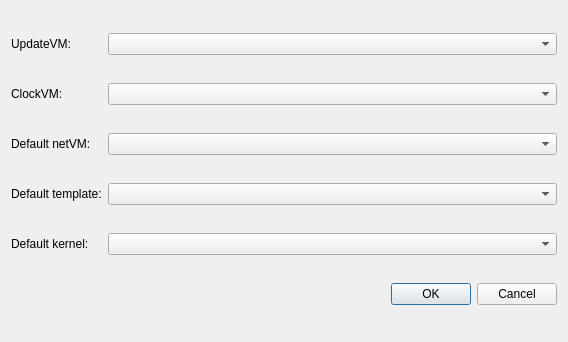
Above: globalsettingsdlg.ui from QubesOS/qubes-manager before the change. Below: the same form after it.
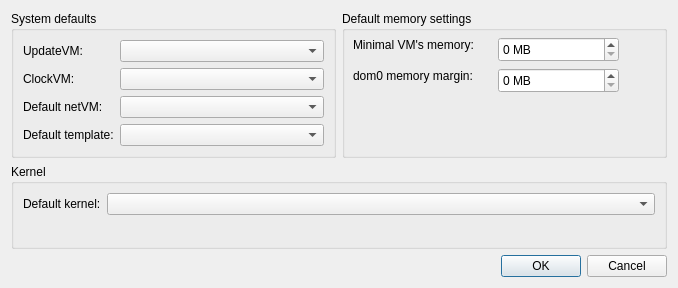
That is the form after the change.

```diff
--- a/globalsettingsdlg.ui
+++ b/globalsettingsdlg.ui
@@ -6,8 +6,8 @@
    <rect>
     <x>0</x>
     <y>0</y>
-    <width>568</width>
-    <height>342</height>
+    <width>678</width>
+    <height>288</height>
    </rect>
   </property>
   <property name="windowTitle">
@@ -15,6 +15,12 @@
   </property>
   <layout class="QGridLayout" name="gridLayout">
    <item row="0" column="0">
+    <widget class="QGroupBox" name="groupBox">
+     <property name="title">
+      <string>System defaults</string>
+     </property>
+     <layout class="QFormLayout" name="formLayout">
+      <item row="0" column="0">
     <widget class="QLabel" name="label">
      <property name="sizePolicy">
       <sizepolicy hsizetype="Preferred" vsizetype="Preferred">
@@ -66,17 +72,100 @@
    <item row="3" column="1">
     <widget class="QComboBox" name="defaultTemplateVMCombo"/>
    </item>
-   <item row="4" column="0">
+     </layout>
+    </widget>
+   </item>
+   <item row="0" column="1">
+    <widget class="QGroupBox" name="groupBox_3">
+     <property name="title">
+      <string>Default memory settings</string>
+     </property>
+     <widget class="QLabel" name="label_6">
+      <property name="geometry">
+       <rect>
+        <x>11</x>
+        <y>26</y>
+        <width>134</width>
+        <height>16</height>
+       </rect>
+      </property>
+      <property name="text">
+       <string>Minimal VM's memory:</string>
+      </property>
+     </widget>
+     <widget class="QLabel" name="label_7">
+      <property name="geometry">
+       <rect>
+        <x>11</x>
+        <y>57</y>
+        <width>139</width>
+        <height>16</height>
+       </rect>
+      </property>
+      <property name="text">
+       <string>dom0 memory margin:</string>
+      </property>
+     </widget>
+     <widget class="QSpinBox" name="minVMmem">
+      <property name="geometry">
+       <rect>
+        <x>156</x>
+        <y>26</y>
+        <width>121</width>
+        <height>25</height>
+       </rect>
+      </property>
+      <property name="suffix">
+       <string> MB</string>
+      </property>
+      <property name="maximum">
+       <number>999999999</number>
+      </property>
+      <property name="singleStep">
+       <number>10</number>
+      </property>
+     </widget>
+     <widget class="QSpinBox" name="dom0memMargin">
+      <property name="geometry">
+       <rect>
+        <x>156</x>
+        <y>57</y>
+        <width>121</width>
+        <height>25</height>
+       </rect>
+      </property>
+      <property name="suffix">
+       <string> MB</string>
+      </property>
+      <property name="maximum">
+       <number>999999999</number>
+      </property>
+      <property name="singleStep">
+       <number>50</number>
+      </property>
+     </widget>
+    </widget>
+   </item>
+   <item row="1" column="0" colspan="2">
+    <widget class="QGroupBox" name="groupBox_2">
+     <property name="title">
+      <string>Kernel</string>
+     </property>
+     <layout class="QFormLayout" name="formLayout_2">
+      <item row="0" column="0">
     <widget class="QLabel" name="label_5">
      <property name="text">
       <string>Default kernel:</string>
      </property>
     </widget>
    </item>
-   <item row="4" column="1">
+      <item row="0" column="1">
     <widget class="QComboBox" name="comboBox_5"/>
    </item>
-   <item row="5" column="0" colspan="2">
+     </layout>
+    </widget>
+   </item>
+   <item row="2" column="0" colspan="2">
     <widget class="QDialogButtonBox" name="buttonBox">
      <property name="orientation">
       <enum>Qt::Horizontal</enum>
```
Lines whose indentation alone changed are shown as unchanged.
